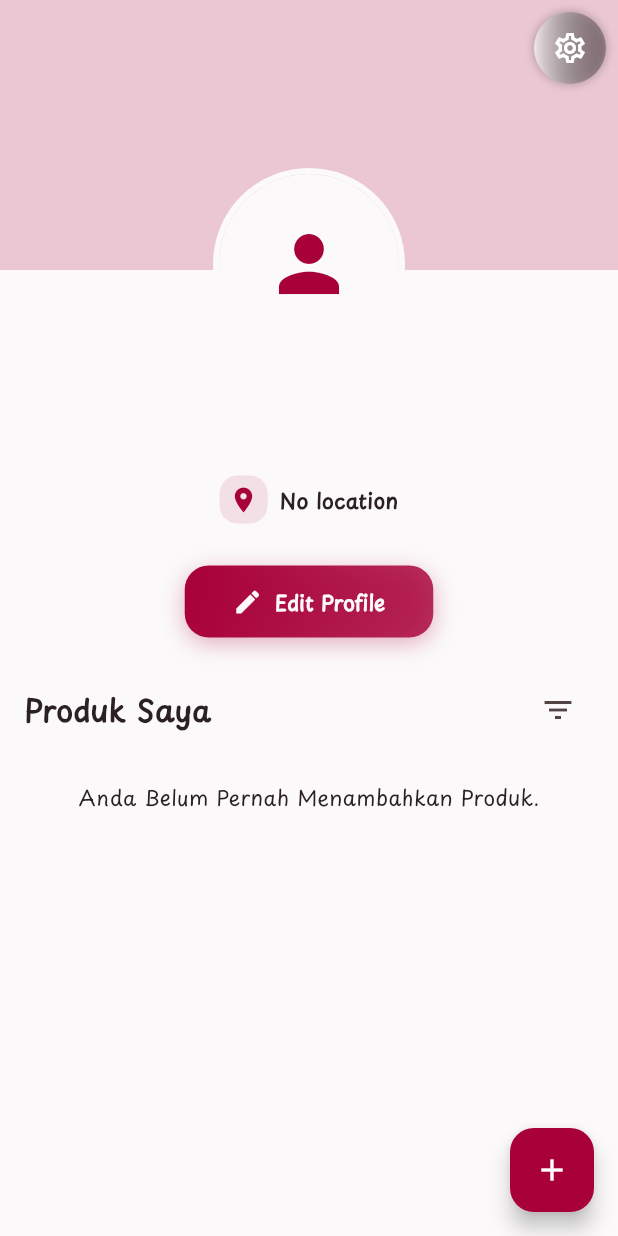
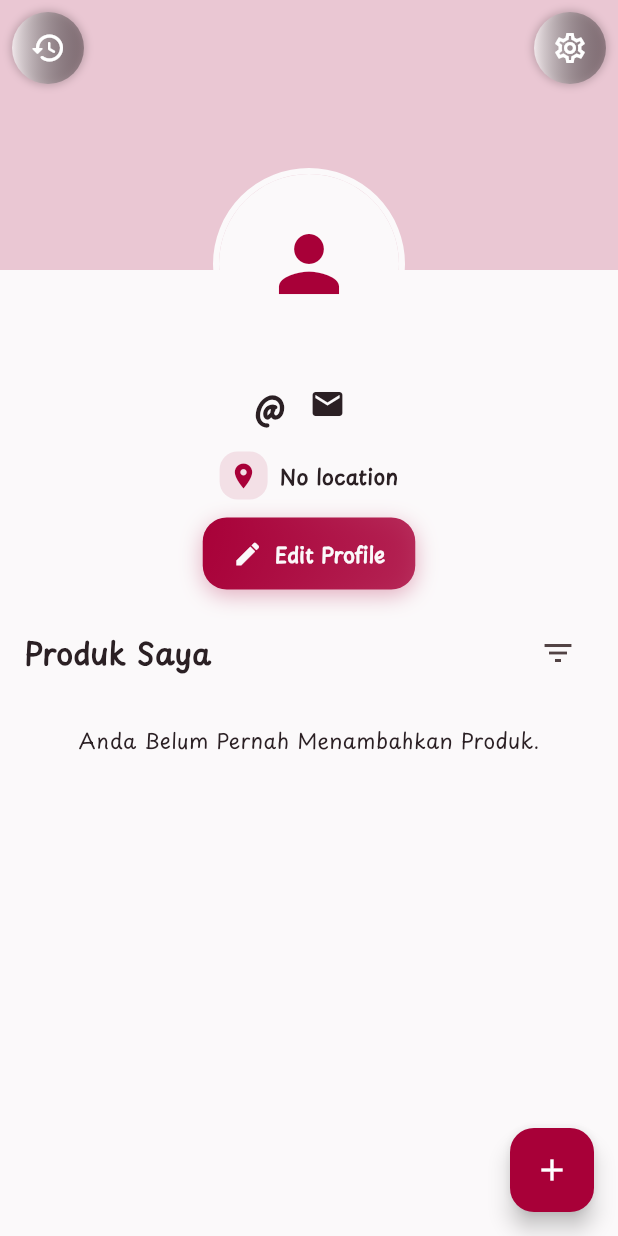
Before and after one commit to adhfac/semuria, a Flutter app: the ProfileScreen screen opened directly, on a phone screen of 412 x 824 dp. Run offline on Flutter 3.47's test engine with Material 3 defaults, Android fonts, the phone set to English and light mode, and no system bars; our stand-ins replace cloud_firestore, firebase_auth, firebase_core, flutter_image_compress, geocoding, geolocator and 3 more; accounts and stored records are empty; generated files the repository leaves out were written again.

Commit message:
Update profile_screen.dart

```diff
--- a/lib/screens/profile_screen.dart
+++ b/lib/screens/profile_screen.dart
@@ -249,27 +249,43 @@ class _ProfileScreenState extends State<ProfileScreen> {
                     ? const Center(child: Text('No user data found'))
                     : _buildProfileWithPosts(),
           ),
+
+          // Tombol History
+          Positioned(
+            top: MediaQuery.of(context).padding.top + 8,
+            left: 8, // dipindahkan ke kiri agar tidak menumpuk
+            child: _buildCircleButton(
+              icon: Icons.history_rounded,
+              onPressed: () {
+                // Navigator.push(
+                //   context,
+                //   PageRouteBuilder(
+                //     pageBuilder:
+                //         (context, animation, secondaryAnimation) =>
+                //             const HistoryScreen(), // Ganti sesuai kebutuhan
+                //     transitionsBuilder: (context, animation, _, child) {
+                //       return SlideTransition(
+                //         position: animation.drive(
+                //           Tween(
+                //             begin: const Offset(1.0, 0.0),
+                //             end: Offset.zero,
+                //           ).chain(CurveTween(curve: Curves.easeInOut)),
+                //         ),
+                //         child: child,
+                //       );
+                //     },
+                //   ),
+                // );
+              },
+            ),
+          ),
+
+          // Tombol Setting
           Positioned(
             top: MediaQuery.of(context).padding.top + 8,
             right: 8,
-            child: Container(
-              decoration: BoxDecoration(
-                shape: BoxShape.circle,
-                gradient: LinearGradient(
-                  colors: [
-                    Colors.white.withOpacity(0.7),
-                    Colors.black.withOpacity(0.3),
-                  ],
-                ),
-                boxShadow: [
-                  BoxShadow(
-                    color: Colors.black.withOpacity(0.2),
-                    blurRadius: 4,
-                    spreadRadius: 1,
-                  ),
-                ],
-              ),
-              child: IconButton(
+            child: _buildCircleButton(
+              icon: Icons.settings_outlined,
               onPressed: () {
                 Navigator.push(
                   context,
@@ -291,11 +307,37 @@ class _ProfileScreenState extends State<ProfileScreen> {
                   ),
                 );
               },
-                icon: const Icon(Icons.settings_outlined, color: Colors.white),
-              ),
             ),
           ),
         ],
+      ),
+    );
+  }
+
+  Widget _buildCircleButton({
+    required IconData icon,
+    required VoidCallback onPressed,
+  }) {
+    return Container(
+      decoration: BoxDecoration(
+        shape: BoxShape.circle,
+        gradient: LinearGradient(
+          colors: [
+            Colors.white.withOpacity(0.7),
+            Colors.black.withOpacity(0.3),
+          ],
+        ),
+        boxShadow: [
+          BoxShadow(
+            color: Colors.black.withOpacity(0.2),
+            blurRadius: 4,
+            spreadRadius: 1,
+          ),
+        ],
+      ),
+      child: IconButton(
+        icon: Icon(icon, color: Colors.white),
+        onPressed: onPressed,
       ),
     );
   }
@@ -362,13 +404,16 @@ class _ProfileScreenState extends State<ProfileScreen> {
             ),
           ],
         ),
-        const SizedBox(height: 70),
+        const SizedBox(height: 55),
         Padding(
-          padding: const EdgeInsets.all(16.0),
+          padding: const EdgeInsets.all(10.0),
           child: Column(
             children: [
+              Row(
+                mainAxisAlignment: MainAxisAlignment.center,
+                children: [
                   Text(
-                _userData!['username'] ?? 'No Username',
+                    '@${_userData!['username'] ?? 'No Username'}',
                     style: TextStyle(
                       fontSize: 24,
                       fontWeight: FontWeight.bold,
@@ -376,7 +421,23 @@ class _ProfileScreenState extends State<ProfileScreen> {
                       color: colorScheme.tertiary,
                     ),
                   ),
-              const SizedBox(height: 12),
+                  const SizedBox(width: 4),
+                  IconButton(
+                    icon: const Icon(Icons.mail),
+                    color: colorScheme.onBackground,
+                    tooltip: 'Kirim Pesan',
+                    onPressed: () {
+                      // Navigator.push(
+                      //   context,
+                      //   MaterialPageRoute(
+                      //     builder: (context) => const InboxScreen(),
+                      //   ),
+                      // );
+                    },
+                  ),
+                ],
+              ),
+              const SizedBox(height: 4),
               InkWell(
                 onTap: openMap,
                 borderRadius: BorderRadius.circular(20),
@@ -423,7 +484,7 @@ class _ProfileScreenState extends State<ProfileScreen> {
                 ),
               ),
 
-              const SizedBox(height: 24),
+              const SizedBox(height: 8),
               Container(
                 decoration: BoxDecoration(
                   borderRadius: BorderRadius.circular(16),
@@ -455,8 +516,8 @@ class _ProfileScreenState extends State<ProfileScreen> {
                     shadowColor: Colors.transparent,
                     foregroundColor: primaryColor,
                     padding: const EdgeInsets.symmetric(
-                      horizontal: 32,
-                      vertical: 12,
+                      horizontal: 20,
+                      vertical: 8,
                     ),
                     shape: RoundedRectangleBorder(
                       borderRadius: BorderRadius.circular(16),
```
Lines whose indentation alone changed are shown as unchanged.
